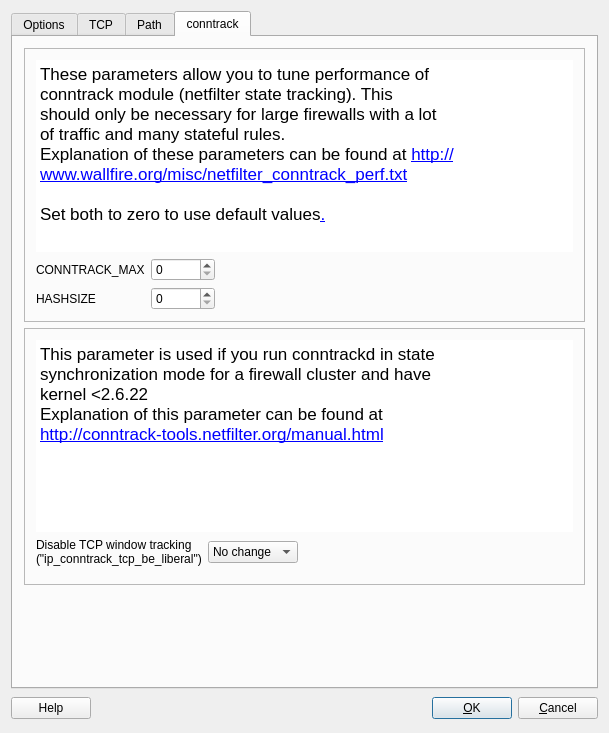
Old version of the form src/gui/linux24advanceddialog_q.ui in the repository fwbuilder/fwbuilder.
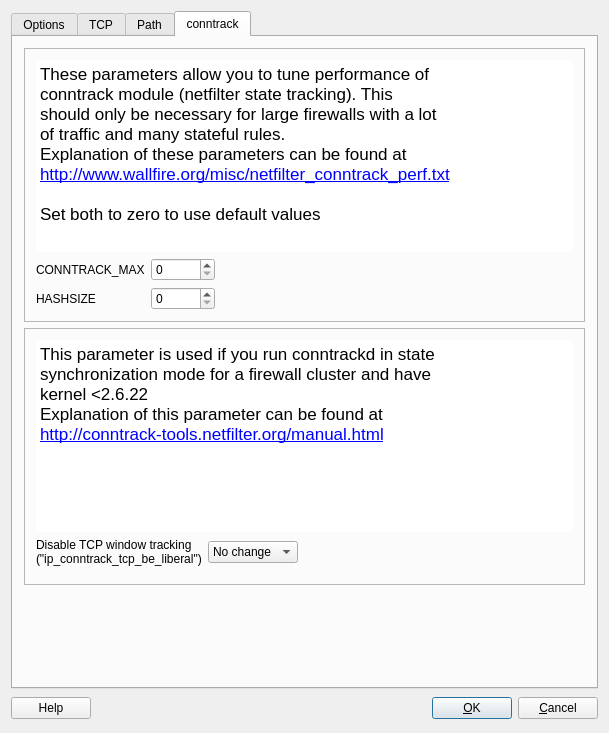
New version of the form.

Diff of the .ui file:
```diff
--- a/src/gui/linux24advanceddialog_q.ui
+++ b/src/gui/linux24advanceddialog_q.ui
@@ -1027,13 +1027,7 @@
 &lt;html&gt;&lt;head&gt;&lt;meta name=&quot;qrichtext&quot; content=&quot;1&quot; /&gt;&lt;style type=&quot;text/css&quot;&gt;
 p, li { white-space: pre-wrap; }
 &lt;/style&gt;&lt;/head&gt;&lt;body style=&quot; font-family:'Lucida Grande'; font-size:13pt; font-weight:400; font-style:normal;&quot;&gt;
-&lt;p style=&quot; margin-top:0px; margin-bottom:0px; margin-left:0px; margin-right:0px; -qt-block-indent:0; text-indent:0px;&quot;&gt;These parameters allow you to tune performance of&lt;/p&gt;
-&lt;p style=&quot; margin-top:0px; margin-bottom:0px; margin-left:0px; margin-right:0px; -qt-block-indent:0; text-indent:0px;&quot;&gt;conntrack module (netfilter state tracking). This&lt;/p&gt;
-&lt;p style=&quot; margin-top:0px; margin-bottom:0px; margin-left:0px; margin-right:0px; -qt-block-indent:0; text-indent:0px;&quot;&gt;should only be necessary for large firewalls with a lot&lt;/p&gt;
-&lt;p style=&quot; margin-top:0px; margin-bottom:0px; margin-left:0px; margin-right:0px; -qt-block-indent:0; text-indent:0px;&quot;&gt;of traffic and many stateful rules.&lt;/p&gt;
-&lt;p style=&quot; margin-top:0px; margin-bottom:0px; margin-left:0px; margin-right:0px; -qt-block-indent:0; text-indent:0px;&quot;&gt;Explanation of these parameters can be found at &lt;a href=&quot;http://www.wallfire.org/misc/netfilter_conntrack_perf.txt&quot;&gt;&lt;span style=&quot; text-decoration: underline; color:#0000ff;&quot;&gt;http://www.wallfire.org/misc/netfilter_conntrack_perf.txt&lt;/span&gt;&lt;/a&gt;&lt;/p&gt;
-&lt;p style=&quot;-qt-paragraph-type:empty; margin-top:0px; margin-bottom:0px; margin-left:0px; margin-right:0px; -qt-block-indent:0; text-indent:0px; text-decoration: underline; color:#0000ff;&quot;&gt;&lt;/p&gt;
-&lt;p style=&quot; margin-top:0px; margin-bottom:0px; margin-left:0px; margin-right:0px; -qt-block-indent:0; text-indent:0px;&quot;&gt;Set both to zero to use default values&lt;span style=&quot; text-decoration: underline; color:#0000ff;&quot;&gt;.&lt;/span&gt;&lt;/p&gt;&lt;/body&gt;&lt;/html&gt;</string>
+&lt;p style=&quot; margin-top:0px; margin-bottom:0px; margin-left:0px; margin-right:0px; -qt-block-indent:0; text-indent:0px;&quot;&gt;These parameters allow you to tune performance of&lt;br /&gt;conntrack module (netfilter state tracking). This&lt;br /&gt;should only be necessary for large firewalls with a lot&lt;br /&gt;of traffic and many stateful rules.&lt;br /&gt;Explanation of these parameters can be found at&lt;br /&gt;&lt;a href=&quot;http://www.wallfire.org/misc/netfilter_conntrack_perf.txt&quot;&gt;&lt;span style=&quot; text-decoration: underline; color:#0000ff;&quot;&gt;http://www.wallfire.org/misc/netfilter_conntrack_perf.txt&lt;/span&gt;&lt;/a&gt;&lt;br /&gt;&lt;br /&gt;Set both to zero to use default values&lt;/p&gt;&lt;/body&gt;&lt;/html&gt;</string>
             </property>
             <property name="openExternalLinks">
              <bool>true</bool>
```
